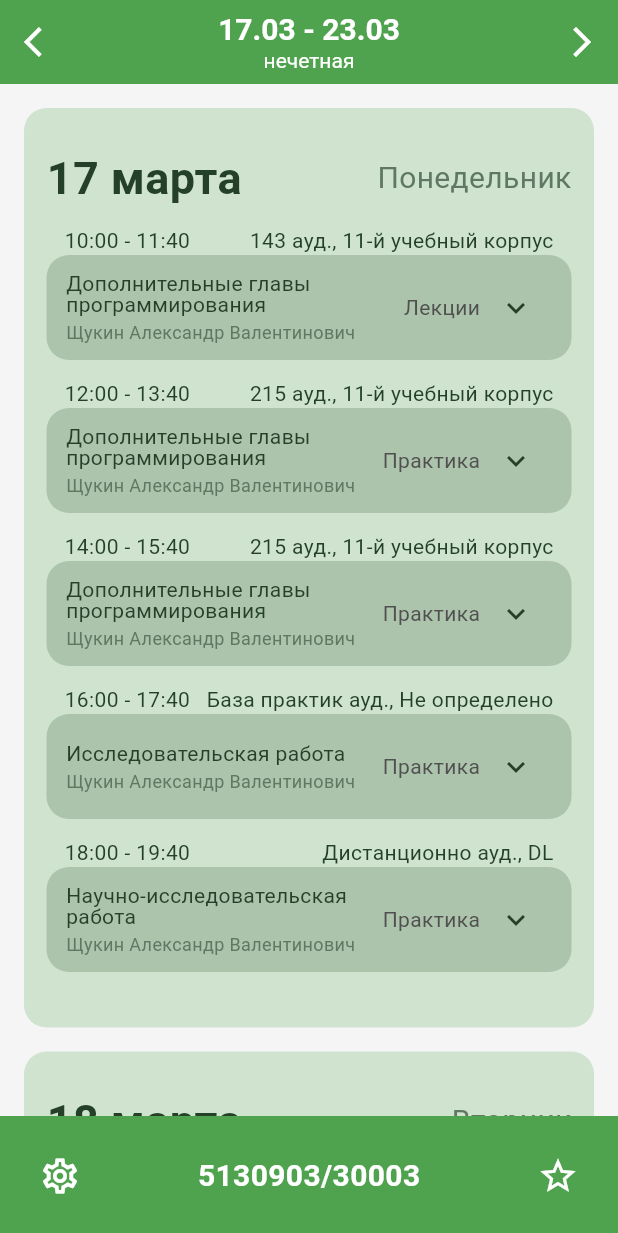
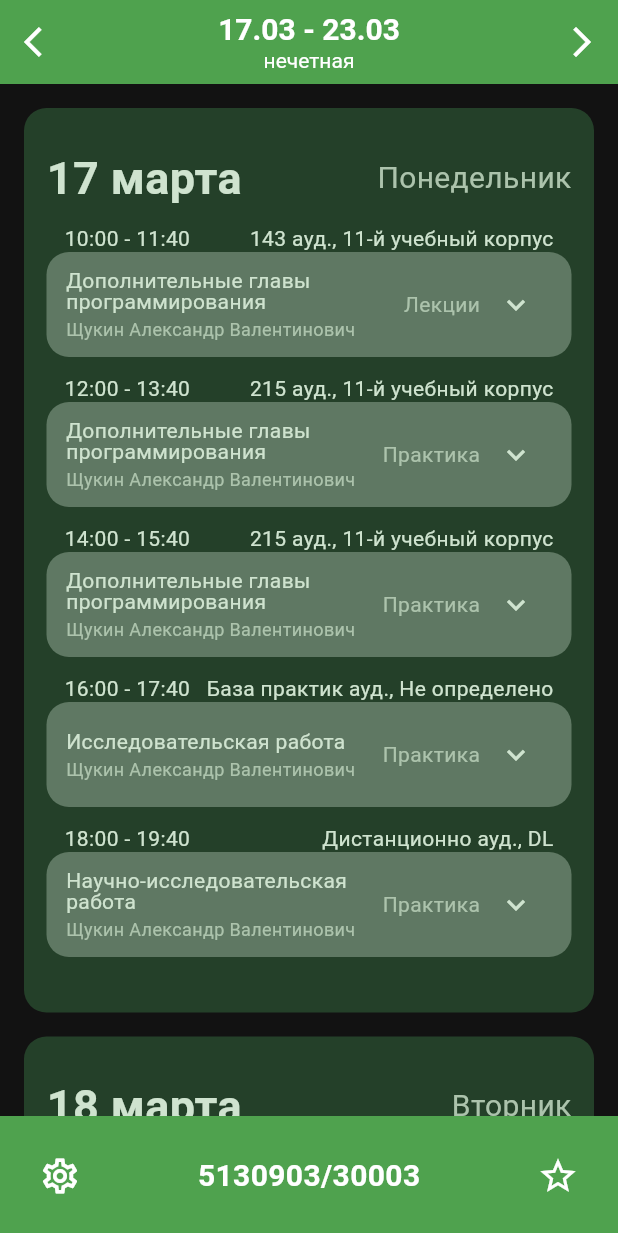
Before and after one commit to Mark-120/poly-schedule-opd25, a Flutter app: the screen it shows after launch, after a tap on the "arrow back ios" icon, on a phone screen of 412 x 824 dp. Shown: the top 1233 px of the screen. Run offline on Flutter 3.47's test engine with Material 3 defaults, Android fonts, the phone set to English and light mode, and no system bars; our stand-ins replace equatable, hive; accounts and stored records are empty.

Commit message:
add some code to core and remove all unnecessary constants from the schedule screen

```diff
--- a/lib/core/presentation/app_text_styles.dart
+++ b/lib/core/presentation/app_text_styles.dart
@@ -2,28 +2,30 @@ import 'package:flutter/material.dart';
 import 'package:poly_scheduler/core/presentation/app_colors.dart';
 
 class AppTextStyles {
-  final Brightness brightness;
+  final BuildContext context;
 
-  AppTextStyles(this.brightness);
+  AppTextStyles(this.context);
+
+  Brightness get _brightness => Theme.of(context).brightness;
 
   // Цвета текста для разных тем
   Color get _primaryColor =>
-      brightness == Brightness.light
+      _brightness == Brightness.light
           ? AppColors.secondaryColor
           : AppColors.lightGreenColor;
 
   Color get _errorColor =>
-      brightness == Brightness.light
+      _brightness == Brightness.light
           ? AppColors.lightGreenColor
           : AppColors.secondaryColor;
 
   Color get _secondaryColor =>
-      brightness == Brightness.light
+      _brightness == Brightness.light
           ? AppColors.darkGrayGreenColor
           : AppColors.lightGrayGreenColor;
 
   Color get _lessonTypeColor =>
-      brightness == Brightness.light
+      _brightness == Brightness.light
           ? AppColors.editGray
           : AppColors.lightGrayGreenColor;
 
@@ -83,6 +85,7 @@ class AppTextStyles {
     color: _primaryColor,
     fontSize: 14,
     fontWeight: FontWeight.w400,
+    height: 1,
   );
 
   TextStyle get teacherInfoClassCard =>
@@ -101,7 +104,6 @@ class AppTextStyles {
   );
 
   //Стили для экранов добавления Избранного
-
   TextStyle get subtitleChangeMode => const TextStyle(
     fontSize: 16,
     color: Color(0xFF5F5F5F),
@@ -109,7 +111,7 @@ class AppTextStyles {
   );
 }
 
-// Обёртка для предоставления стилей в дереве виджетов
+//Обёртка для предоставления стилей в дереве виджетов
 class AppTextStylesProvider extends InheritedWidget {
   final AppTextStyles styles;
 
--- a/lib/core/presentation/app_theme.dart
+++ b/lib/core/presentation/app_theme.dart
@@ -24,24 +24,67 @@ class AppTheme {
         elevation: 0,
       ),
       bottomAppBarTheme: BottomAppBarTheme(color: AppColors.primaryColor),
+      extensions: <ThemeExtension<dynamic>>[
+        CustomThemeExtension(
+          primaryColor: AppColors.secondaryColor,
+          daySectionBackgroundColor: AppColors.lightGreenColor,
+          iconColor: AppColors.white,
+        ),
+      ],
     );
   }
 
   static ThemeData get darkTheme {
     return AppTheme.lightTheme.copyWith(
+      brightness: Brightness.dark,
       primaryColor: AppColors.primaryColor,
       scaffoldBackgroundColor: AppColors.backgroundDarkColor,
       appBarTheme: AppBarTheme(
-        backgroundColor: Colors.grey[900],
+        backgroundColor: AppColors.primaryColor,
         elevation: 0,
         centerTitle: true,
       ),
       cardTheme: CardTheme(
         shape: RoundedRectangleBorder(borderRadius: BorderRadius.circular(15)),
         elevation: 0,
-        color: AppColors.secondaryColor,
+        color: AppColors.darkGrayGreenColor,
         margin: const EdgeInsets.only(bottom: 12),
       ),
+      extensions: <ThemeExtension<dynamic>>[
+        CustomThemeExtension(
+          primaryColor: AppColors.lightGreenColor,
+          daySectionBackgroundColor: AppColors.secondaryColor,
+          iconColor: AppColors.white,
+        ),
+      ],
     );
   }
 }
+
+class CustomThemeExtension extends ThemeExtension<CustomThemeExtension> {
+  final Color primaryColor;
+  final Color daySectionBackgroundColor;
+  final Color iconColor;
+
+  CustomThemeExtension({
+    required this.primaryColor,
+    required this.daySectionBackgroundColor,
+    required this.iconColor,
+  });
+
+  @override
+  ThemeExtension<CustomThemeExtension> copyWith() => this;
+
+  @override
+  ThemeExtension<CustomThemeExtension> lerp(
+    ThemeExtension<CustomThemeExtension>? other,
+    double t,
+  ) {
+    return this;
+  }
+}
+
+extension ThemeContext on BuildContext {
+  CustomThemeExtension get appTheme =>
+      Theme.of(this).extension<CustomThemeExtension>()!;
+}
--- a/lib/core/presentation/theme_extension.dart
+++ /dev/null
@@ -1,16 +0,0 @@
-import 'package:flutter/material.dart';
-import 'package:poly_scheduler/core/presentation/app_colors.dart';
-
-extension ThemeExtension on ThemeData {
-  Color get primaryColor =>
-      brightness == Brightness.light
-          ? AppColors.secondaryColor
-          : AppColors.lightGreenColor;
-
-  Color get daySectionBackgroundColor =>
-      brightness == Brightness.light
-          ? AppColors.lightGreenColor
-          : AppColors.secondaryColor;
-
-  Color get iconColor => AppColors.white;
-}
--- a/lib/core/presentation/theme_notifier.dart
+++ /dev/null
@@ -1,13 +0,0 @@
-import 'package:flutter/material.dart';
-
-class ThemeNotifier extends ChangeNotifier {
-  Brightness _brightness = Brightness.light;
-
-  Brightness get brightness => _brightness;
-
-  void toggleTheme() {
-    _brightness =
-        _brightness == Brightness.light ? Brightness.dark : Brightness.light;
-    notifyListeners();
-  }
-}
--- a/lib/main.dart
+++ b/lib/main.dart
@@ -1,9 +1,8 @@
 import 'package:flutter/material.dart';
 import 'package:intl/date_symbol_data_local.dart';
-import 'package:poly_scheduler/core/presentation/app_theme.dart';
-import 'package:poly_scheduler/presentation/pages/schedule_screen.dart';
-import 'package:poly_scheduler/presentation/pages/settings_screen.dart';
 
+import 'core/presentation/app_theme.dart';
+import 'presentation/pages/schedule_screen.dart';
 import 'core/presentation/app_text_styles.dart';
 
 void main() async {
@@ -19,11 +18,11 @@ class MainApp extends StatelessWidget {
     return MaterialApp(
       theme: AppTheme.lightTheme,
       darkTheme: AppTheme.darkTheme,
+      themeMode: ThemeMode.dark,
       home: Builder(
         builder: (context) {
-          final brightness = MediaQuery.of(context).platformBrightness;
           return AppTextStylesProvider(
-            styles: AppTextStyles(brightness),
+            styles: AppTextStyles(context),
             child: ScheduleScreen(),
           );
         },
--- a/lib/presentation/pages/schedule_screen.dart
+++ b/lib/presentation/pages/schedule_screen.dart
@@ -3,8 +3,8 @@ import 'dart:convert';
 import 'package:flutter/material.dart';
 import 'package:poly_scheduler/core/date_formater.dart';
 import 'package:poly_scheduler/core/presentation/app_text_styles.dart';
+import 'package:poly_scheduler/core/presentation/app_theme.dart';
 import 'package:poly_scheduler/core/presentation/constants.dart';
-import 'package:poly_scheduler/core/presentation/theme_extension.dart';
 import 'package:poly_scheduler/data/models/schedule/week.dart';
 import 'package:poly_scheduler/domain/entities/schedule/week.dart';
 
@@ -34,7 +34,7 @@ class ScheduleScreen extends StatelessWidget {
     return Scaffold(
       appBar: AppBar(
         leading: IconButton(
-          icon: Icon(Icons.arrow_back_ios, color: Theme.of(context).iconColor),
+          icon: Icon(Icons.arrow_back_ios, color: context.appTheme.iconColor),
           onPressed: () {},
         ),
         title: Column(
@@ -53,7 +53,7 @@ class ScheduleScreen extends StatelessWidget {
           IconButton(
             icon: Icon(
               Icons.arrow_forward_ios,
-              color: Theme.of(context).iconColor,
+              color: context.appTheme.iconColor,
             ),
             onPressed: () {},
           ),
@@ -66,6 +66,7 @@ class ScheduleScreen extends StatelessWidget {
             DateFormater.showDateToUser(date),
             DateFormater.showWeekdayToUser(date),
             daysWithSchedule[date]?.lessons,
+            context,
           );
         },
         itemCount: daysToShow.length,
@@ -80,7 +81,7 @@ class ScheduleScreen extends StatelessWidget {
             IconButton(
               icon: Icon(
                 Icons.settings_outlined,
-                color: Theme.of(context).iconColor,
+                color: context.appTheme.iconColor,
               ),
               iconSize: 28,
               onPressed: () {},
@@ -89,7 +90,7 @@ class ScheduleScreen extends StatelessWidget {
             IconButton(
               icon: Icon(
                 Icons.star_outline_outlined,
-                color: Theme.of(context).iconColor,
+                color: context.appTheme.iconColor,
               ),
               iconSize: 28,
               onPressed: () {},
--- a/lib/presentation/widgets/class_card.dart
+++ b/lib/presentation/widgets/class_card.dart
@@ -1,4 +1,6 @@
 import 'package:flutter/material.dart';
+import 'package:poly_scheduler/core/presentation/app_text_styles.dart';
+import 'package:poly_scheduler/core/presentation/app_theme.dart';
 
 Widget classCard(
   String timeStart,
@@ -7,37 +9,23 @@ Widget classCard(
   String teacher,
   String type,
   String location,
+  BuildContext context,
 ) {
+  final textStyles = AppTextStylesProvider.of(context);
+
   return Column(
     children: [
       Padding(
-        padding: const EdgeInsets.symmetric(horizontal: 12),
+        padding: const EdgeInsets.symmetric(horizontal: 12, vertical: 2),
         child: Row(
           mainAxisAlignment: MainAxisAlignment.spaceBetween,
           children: [
-            Text(
-              '$timeStart - $timeEnd',
-              style: const TextStyle(
-                color: Color(0xFF244029),
-                fontSize: 14,
-                fontWeight: FontWeight.w400,
-              ),
-            ),
-            Text(
-              location,
-              style: const TextStyle(
-                color: Color(0xFF244029),
-                fontSize: 14,
-                fontWeight: FontWeight.w400,
-              ),
-            ),
+            Text('$timeStart - $timeEnd', style: textStyles.mainInfoClassCard),
+            Text(location, style: textStyles.mainInfoClassCard),
           ],
         ),
       ),
       Card(
-        color: Color(0xFFACC3AC),
-        margin: const EdgeInsets.only(bottom: 12),
-        shape: RoundedRectangleBorder(borderRadius: BorderRadius.circular(15)),
         child: Padding(
           padding: const EdgeInsets.symmetric(horizontal: 13, vertical: 11),
           child: Row(
@@ -48,22 +36,13 @@ Widget classCard(
                   children: [
                     Text(
                       title,
-                      style: const TextStyle(
-                        color: Color(0xFF244029),
-                        fontWeight: FontWeight.w400,
-                        fontSize: 14,
-                        height: 1,
-                      ),
+                      style: textStyles.mainInfoClassCard,
                       softWrap: true,
                     ),
                     SizedBox(height: 6),
                     Text(
                       teacher,
-                      style: const TextStyle(
-                        color: Color(0xFF5F7863),
-                        fontSize: 12,
-                        height: 1,
-                      ),
+                      style: textStyles.teacherInfoClassCard,
                       softWrap: true,
                     ),
                   ],
@@ -71,11 +50,11 @@ Widget classCard(
               ),
               Row(
                 children: [
-                  Text(type, style: const TextStyle(color: Color(0xFF505050))),
+                  Text(type, style: textStyles.typeOfLessonClassCard),
                   IconButton(
-                    icon: const Icon(
+                    icon: Icon(
                       Icons.expand_more,
-                      color: Color(0xFF244029),
+                      color: context.appTheme.primaryColor,
                     ),
                     onPressed: () {},
                   ),
--- a/lib/presentation/widgets/day_section.dart
+++ b/lib/presentation/widgets/day_section.dart
@@ -1,12 +1,22 @@
 import 'package:flutter/material.dart';
+import 'package:poly_scheduler/core/presentation/app_text_styles.dart';
+import 'package:poly_scheduler/core/presentation/app_theme.dart';
+import 'package:poly_scheduler/core/presentation/constants.dart';
 import 'package:poly_scheduler/domain/entities/schedule/lesson.dart';
 import 'package:poly_scheduler/presentation/widgets/class_card.dart';
 
-Widget daySection(String date, String day, List<Lesson>? classes) {
+Widget daySection(
+  String date,
+  String day,
+  List<Lesson>? classes,
+  BuildContext context,
+) {
+  final textStyles = AppTextStylesProvider.of(context);
+
   return Container(
     decoration: BoxDecoration(
       borderRadius: BorderRadius.all(Radius.circular(15)),
-      color: Color(0xFFCFE3CF),
+      color: context.appTheme.daySectionBackgroundColor,
     ),
     padding: EdgeInsets.symmetric(horizontal: 15, vertical: 25),
     child: SingleChildScrollView(
@@ -17,18 +27,8 @@ Widget daySection(String date, String day, List<Lesson>? classes) {
           Row(
             mainAxisAlignment: MainAxisAlignment.spaceBetween,
             children: [
-              Text(
-                date,
-                style: const TextStyle(
-                  color: Color(0xFF244029),
-                  fontSize: 30,
-                  fontWeight: FontWeight.w600,
-                ),
-              ),
-              Text(
-                day,
-                style: const TextStyle(color: Color(0xFF5F7863), fontSize: 20),
-              ),
+              Text(date, style: textStyles.title),
+              Text(day, style: textStyles.subtitleDaySection),
             ],
           ),
           const SizedBox(height: 10),
@@ -37,12 +37,8 @@ Widget daySection(String date, String day, List<Lesson>? classes) {
                 height: 69,
                 child: Center(
                   child: Text(
-                    'Информация о парах отсутствует',
-                    style: TextStyle(
-                      fontSize: 18,
-                      fontWeight: FontWeight.w400,
-                      color: Color(0xFF244029),
-                    ),
+                    AppStrings.noLessonInfoMessage,
+                    style: textStyles.noLessonsMessage
                   ),
                 ),
               )
@@ -62,6 +58,7 @@ Widget daySection(String date, String day, List<Lesson>? classes) {
                     teachers,
                     lesson.type,
                     auditories,
+                    context
                   );
                 }),
               ),
```
